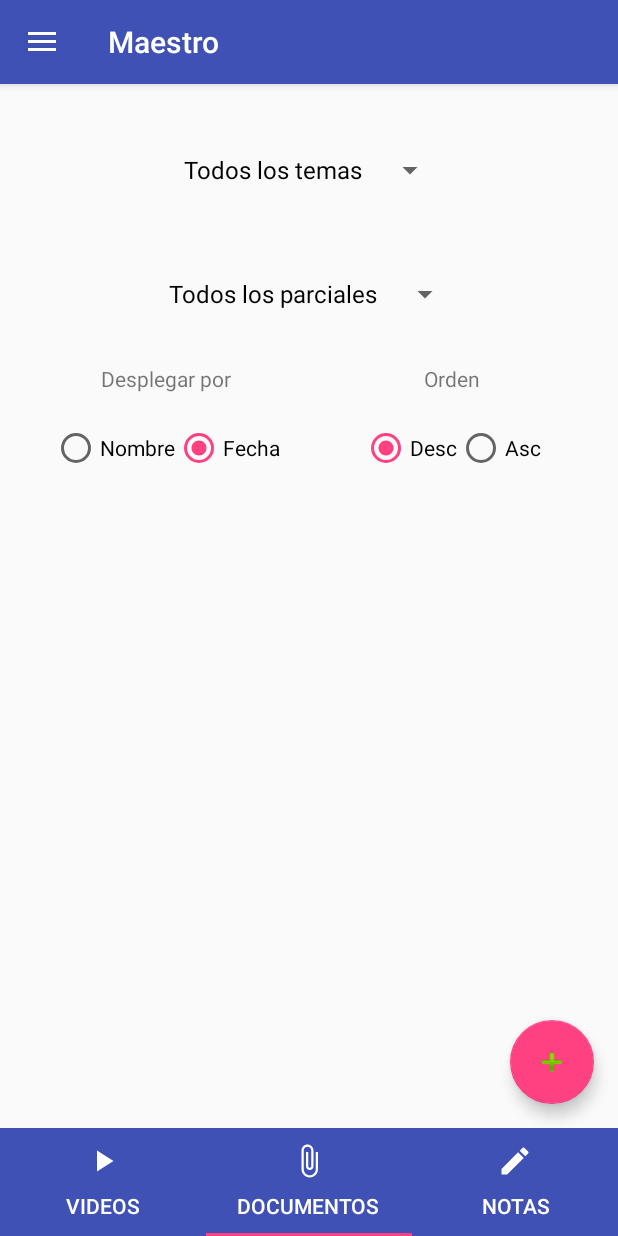
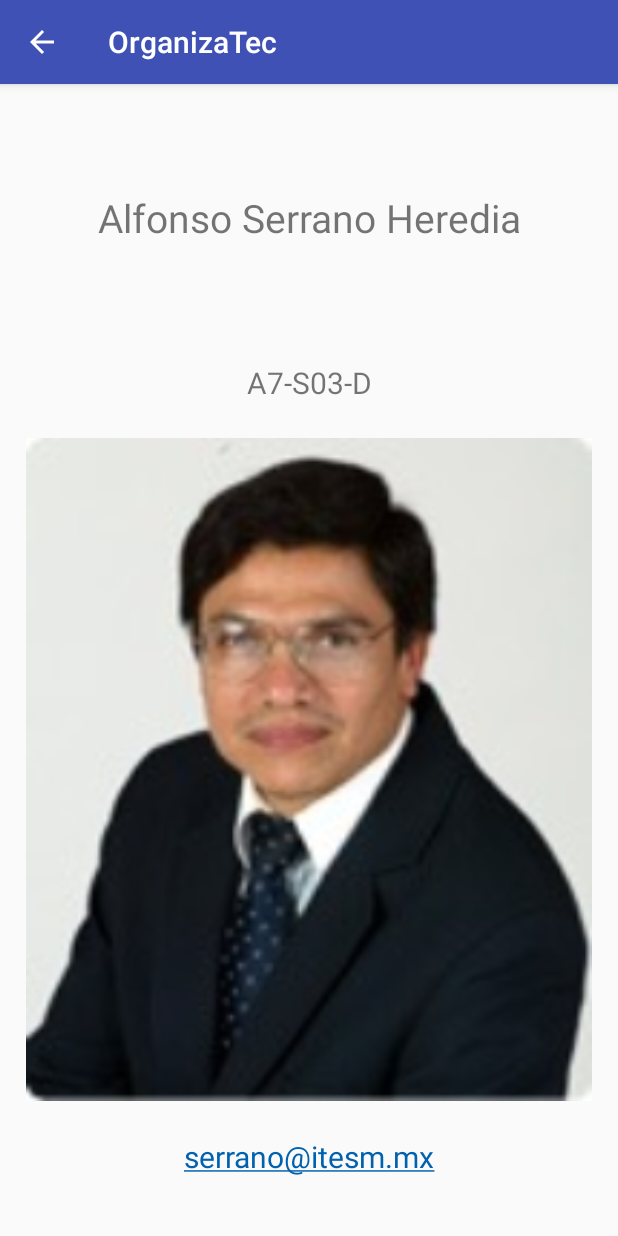
Before and after one commit to DiegoAstiazaran/OrganizaTec, an Android app: the screen it shows after launch (MainActivity before the commit, TeacherInformationActivity after it), in the side drawer, after a tap on "Maestro", on a phone screen of 412 x 824 dp. Run offline under Robolectric (Android 15) with nearby library versions, the phone set to English and light mode, and no system bars.

Commit message:
Finished activity with teacher's information

```diff
--- a/app/src/main/AndroidManifest.xml
+++ b/app/src/main/AndroidManifest.xml
@@ -2,7 +2,6 @@
 <manifest xmlns:android="http://schemas.android.com/apk/res/android"
     package="itesm.mx.organizatec">
 
-    <!-- <uses-permission android:name="android.permission.WRITE_EXTERNAL_STORAGE" /> -->
     <uses-permission android:name="android.permission.READ_EXTERNAL_STORAGE" />
 
     <application
@@ -22,11 +21,16 @@
                 <category android:name="android.intent.category.LAUNCHER" />
             </intent-filter>
         </activity>
-        <activity android:name=".NewNoteActivity"
+        <activity
+            android:name=".NewNoteActivity"
+            android:screenOrientation="portrait"
             android:windowSoftInputMode="stateVisible|adjustResize" />
         <activity
             android:name=".NewDocumentVideoActivity"
+            android:screenOrientation="portrait"
             android:windowSoftInputMode="stateVisible|adjustResize" />
+        <activity android:name=".TeacherInformationActivity"
+            android:screenOrientation="portrait"/>
     </application>
 
 </manifest>
--- a/app/src/main/java/itesm/mx/organizatec/MainActivity.java
+++ b/app/src/main/java/itesm/mx/organizatec/MainActivity.java
@@ -1,5 +1,6 @@
 package itesm.mx.organizatec;
 
+import android.content.Intent;
 import android.os.Bundle;
 import android.support.v4.app.FragmentManager;
 import android.support.design.widget.NavigationView;
@@ -76,14 +77,12 @@ public class MainActivity extends AppCompatActivity
 
             getSupportFragmentManager().beginTransaction().replace(R.id.content_frame, fragment).commit();
 
+            item.setChecked(true);
+
         } else if (id == R.id.nav_info_teacher) {
-
-        } else if (id == R.id.nav_info_course) {
-
+            Intent intent = new Intent(this, TeacherInformationActivity.class);
+            startActivity(intent);
         }
-
-        item.setChecked(true);
-        getSupportActionBar().setTitle(item.getTitle());
 
         DrawerLayout drawer = (DrawerLayout) findViewById(R.id.drawer_layout);
         drawer.closeDrawer(GravityCompat.START);
--- a/app/src/main/java/itesm/mx/organizatec/MaterialPagerFragment.java
+++ b/app/src/main/java/itesm/mx/organizatec/MaterialPagerFragment.java
@@ -8,6 +8,7 @@ import android.support.v4.app.Fragment;
 import android.support.v4.app.FragmentManager;
 import android.support.v4.app.FragmentPagerAdapter;
 import android.support.v4.view.ViewPager;
+import android.support.v7.app.AppCompatActivity;
 import android.view.LayoutInflater;
 import android.view.View;
 import android.view.ViewGroup;
@@ -55,8 +56,6 @@ public class MaterialPagerFragment extends Fragment {
 
         mViewPager.setCurrentItem(1);
 
-
-
         fabAdd = (FloatingActionButton)view.findViewById(R.id.fab_add_material);
 
         fabAdd.setOnClickListener(new View.OnClickListener() {
@@ -92,6 +91,12 @@ public class MaterialPagerFragment extends Fragment {
             }
         });
 
+        String title = "Material de ";
+
+        String materialTypeForTitle = materialType.equals("Practice") ? "práctica" : "teoría";
+
+        ((AppCompatActivity)getActivity()).getSupportActionBar().setTitle(title + materialTypeForTitle);
+
         return view;
     }
 
--- /dev/null
+++ b/app/src/main/java/itesm/mx/organizatec/TeacherInformationActivity.java
@@ -0,0 +1,54 @@
+package itesm.mx.organizatec;
+
+import android.content.Intent;
+import android.net.Uri;
+import android.support.v7.app.AppCompatActivity;
+import android.os.Bundle;
+import android.view.View;
+import android.widget.TextView;
+import android.widget.Toast;
+
+public class TeacherInformationActivity extends AppCompatActivity {
+
+    @Override
+    protected void onCreate(Bundle savedInstanceState) {
+        super.onCreate(savedInstanceState);
+        setContentView(R.layout.activity_teacher_information);
+
+        getSupportActionBar().setDisplayHomeAsUpEnabled(true);
+
+        TextView tvEmail = findViewById(R.id.teacher_email);
+
+        tvEmail.setOnClickListener(new View.OnClickListener() {
+            @Override
+            public void onClick(View v) {
+                sendEmail();
+
+            }
+        });
+
+    }
+
+    @Override
+    public boolean onSupportNavigateUp(){
+
+        finish();
+        return true;
+    }
+
+    public void sendEmail() {
+        String email = getResources().getString(R.string.teacher_email);
+        String[] TO = {email};
+        Intent emailIntent = new Intent(Intent.ACTION_SEND);
+        emailIntent.setData(Uri.parse("mailto:"));
+        emailIntent.setType("text/plain");
+
+        emailIntent.putExtra(Intent.EXTRA_EMAIL, TO);
+
+        try {
+            startActivity(Intent.createChooser(emailIntent, "Send mail..."));
+        } catch (android.content.ActivityNotFoundException e) {
+            Toast.makeText(this, "There is no email client installed.", Toast.LENGTH_SHORT).show();
+        }
+    }
+}
--- /dev/null
+++ b/app/src/main/res/layout/activity_teacher_information.xml
@@ -0,0 +1,44 @@
+<?xml version="1.0" encoding="utf-8"?>
+<LinearLayout xmlns:android="http://schemas.android.com/apk/res/android"
+    xmlns:tools="http://schemas.android.com/tools"
+    android:layout_width="match_parent"
+    android:layout_height="match_parent"
+    android:layout_margin="@dimen/activity_margin"
+    android:orientation="vertical"
+    tools:context=".TeacherInformationActivity">
+
+    <TextView
+        android:layout_width="match_parent"
+        android:layout_height="0dp"
+        android:layout_weight="1"
+        android:text="@string/teacher_name"
+        android:textSize="26sp"
+        android:gravity="center"/>
+
+    <TextView
+        android:layout_width="match_parent"
+        android:layout_height="0dp"
+        android:layout_weight=".5"
+        android:text="@string/teacher_office"
+        android:textSize="20sp"
+        android:gravity="center"/>
+
+    <ImageView
+        android:layout_height="0dp"
+        android:layout_width="match_parent"
+        android:layout_weight="3"
+        android:src="@drawable/teacher"/>
+
+   <TextView
+       android:id="@+id/teacher_email"
+       android:layout_width="match_parent"
+       android:layout_height="0dp"
+       android:layout_weight=".5"
+       android:text="@string/teacher_email"
+       android:textColor="@color/colorHyperlink"
+       android:textSize="20sp"
+       android:gravity="center"/>
+
+
+
+</LinearLayout>
--- a/app/src/main/res/menu/activity_main_drawer.xml
+++ b/app/src/main/res/menu/activity_main_drawer.xml
@@ -20,10 +20,6 @@
                 android:id="@+id/nav_info_teacher"
                 android:icon="@drawable/ic_person_black"
                 android:title="@string/text_drawer_info_teacher" />
-            <item
-                android:id="@+id/nav_info_course"
-                android:icon="@drawable/ic_school_black"
-                android:title="@string/text_drawer_info_course" />
         </menu>
     </item>
 
--- a/app/src/main/res/values/colors.xml
+++ b/app/src/main/res/values/colors.xml
@@ -5,4 +5,5 @@
     <color name="colorAccent">#FF4081</color>
     <color name="colorWhite">#FFFFFF</color>
     <color name="colorDeleteBadge">#8abac1</color>
+    <color name="colorHyperlink">#0061af</color>
 </resources>
--- a/app/src/main/res/values/strings.xml
+++ b/app/src/main/res/values/strings.xml
@@ -21,4 +21,8 @@
     <string name="delete">Delete</string>
     <string name="continue_text">Continue</string>
 
+    <string name="teacher_name">Alfonso Serrano Heredia</string>
+    <string name="teacher_office">A7-S03-D</string>
+    <string name="teacher_email"><u>serrano@itesm.mx</u></string>
+
 </resources>
```
Also changed, not shown: app/src/main/res/drawable/teacher.png (added).
